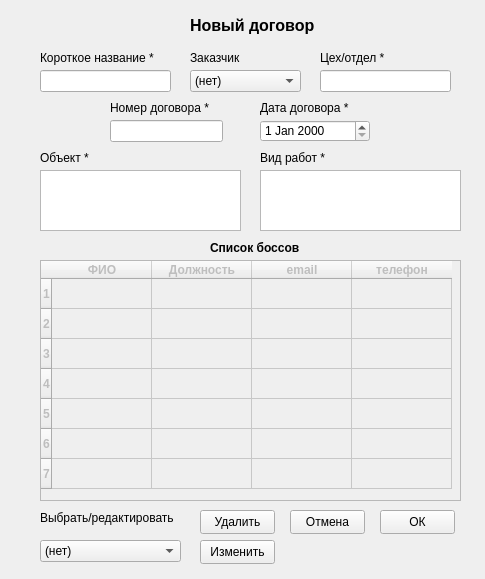
Qt form my_helper/my_helper/designer_ui/new_contract.ui (SmolPO/vertical) before a commit.
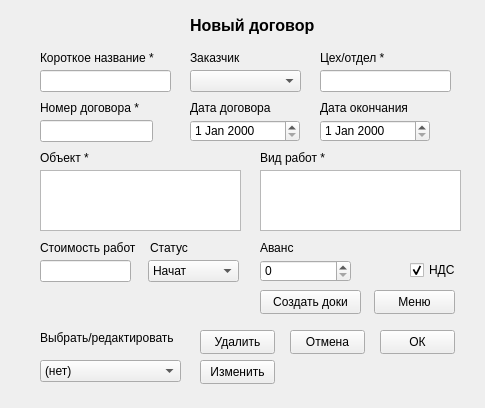
The same form after that commit.

Patch:
```diff
--- a/my_helper/my_helper/designer_ui/new_contract.ui
+++ b/my_helper/my_helper/designer_ui/new_contract.ui
@@ -2,12 +2,15 @@
 <ui version="4.0">
  <class>widget</class>
  <widget class="QWidget" name="widget">
+  <property name="enabled">
+   <bool>true</bool>
+  </property>
   <property name="geometry">
    <rect>
     <x>0</x>
     <y>0</y>
     <width>485</width>
-    <height>579</height>
+    <height>408</height>
    </rect>
   </property>
   <property name="windowTitle">
@@ -137,105 +140,11 @@
     <string>Цех/отдел *</string>
    </property>
   </widget>
-  <widget class="QLabel" name="label_7">
-   <property name="enabled">
-    <bool>true</bool>
-   </property>
-   <property name="geometry">
-    <rect>
-     <x>210</x>
-     <y>240</y>
-     <width>101</width>
-     <height>16</height>
-    </rect>
-   </property>
-   <property name="font">
-    <font>
-     <bold>true</bold>
-    </font>
-   </property>
-   <property name="text">
-    <string>Список боссов</string>
-   </property>
-  </widget>
-  <widget class="QTableWidget" name="bosses">
-   <property name="enabled">
-    <bool>false</bool>
-   </property>
-   <property name="geometry">
-    <rect>
-     <x>40</x>
-     <y>260</y>
-     <width>421</width>
-     <height>241</height>
-    </rect>
-   </property>
-   <property name="font">
-    <font>
-     <bold>true</bold>
-    </font>
-   </property>
-   <row>
-    <property name="text">
-     <string>1</string>
-    </property>
-   </row>
-   <row>
-    <property name="text">
-     <string>2</string>
-    </property>
-   </row>
-   <row>
-    <property name="text">
-     <string>3</string>
-    </property>
-   </row>
-   <row>
-    <property name="text">
-     <string>4</string>
-    </property>
-   </row>
-   <row>
-    <property name="text">
-     <string>5</string>
-    </property>
-   </row>
-   <row>
-    <property name="text">
-     <string>6</string>
-    </property>
-   </row>
-   <row>
-    <property name="text">
-     <string>7</string>
-    </property>
-   </row>
-   <column>
-    <property name="text">
-     <string>ФИО</string>
-    </property>
-   </column>
-   <column>
-    <property name="text">
-     <string>Должность</string>
-    </property>
-   </column>
-   <column>
-    <property name="text">
-     <string>email</string>
-    </property>
-   </column>
-   <column>
-    <property name="text">
-     <string>телефон</string>
-    </property>
-   </column>
-  </widget>
   <widget class="QPushButton" name="b_cancel">
    <property name="geometry">
     <rect>
      <x>290</x>
-     <y>510</y>
+     <y>330</y>
      <width>75</width>
      <height>24</height>
     </rect>
@@ -248,7 +157,7 @@
    <property name="geometry">
     <rect>
      <x>380</x>
-     <y>510</y>
+     <y>330</y>
      <width>75</width>
      <height>24</height>
     </rect>
@@ -260,7 +169,7 @@
   <widget class="QLineEdit" name="number">
    <property name="geometry">
     <rect>
-     <x>110</x>
+     <x>40</x>
      <y>120</y>
      <width>113</width>
      <height>22</height>
@@ -270,7 +179,7 @@
   <widget class="QLabel" name="label_8">
    <property name="geometry">
     <rect>
-     <x>110</x>
+     <x>40</x>
      <y>100</y>
      <width>101</width>
      <height>16</height>
@@ -283,7 +192,7 @@
   <widget class="QDateEdit" name="date">
    <property name="geometry">
     <rect>
-     <x>260</x>
+     <x>190</x>
      <y>120</y>
      <width>110</width>
      <height>22</height>
@@ -293,21 +202,21 @@
   <widget class="QLabel" name="label_9">
    <property name="geometry">
     <rect>
-     <x>260</x>
+     <x>190</x>
      <y>100</y>
      <width>101</width>
      <height>16</height>
     </rect>
    </property>
    <property name="text">
-    <string>Дата договора *</string>
+    <string>Дата договора </string>
    </property>
   </widget>
   <widget class="QComboBox" name="cb_select">
    <property name="geometry">
     <rect>
      <x>40</x>
-     <y>540</y>
+     <y>360</y>
      <width>141</width>
      <height>22</height>
     </rect>
@@ -322,7 +231,7 @@
    <property name="geometry">
     <rect>
      <x>40</x>
-     <y>510</y>
+     <y>330</y>
      <width>141</width>
      <height>16</height>
     </rect>
@@ -340,17 +249,12 @@
      <height>22</height>
     </rect>
    </property>
-   <item>
-    <property name="text">
-     <string>(нет)</string>
-    </property>
-   </item>
   </widget>
   <widget class="QPushButton" name="b_change">
    <property name="geometry">
     <rect>
      <x>200</x>
-     <y>540</y>
+     <y>360</y>
      <width>75</width>
      <height>24</height>
     </rect>
@@ -363,7 +267,7 @@
    <property name="geometry">
     <rect>
      <x>200</x>
-     <y>510</y>
+     <y>330</y>
      <width>75</width>
      <height>24</height>
     </rect>
@@ -372,6 +276,153 @@
     <string>Удалить</string>
    </property>
   </widget>
+  <widget class="QDateEdit" name="date_end">
+   <property name="geometry">
+    <rect>
+     <x>320</x>
+     <y>120</y>
+     <width>110</width>
+     <height>22</height>
+    </rect>
+   </property>
+  </widget>
+  <widget class="QLineEdit" name="price">
+   <property name="geometry">
+    <rect>
+     <x>40</x>
+     <y>260</y>
+     <width>91</width>
+     <height>22</height>
+    </rect>
+   </property>
+  </widget>
+  <widget class="QLabel" name="label_11">
+   <property name="geometry">
+    <rect>
+     <x>320</x>
+     <y>100</y>
+     <width>101</width>
+     <height>16</height>
+    </rect>
+   </property>
+   <property name="text">
+    <string>Дата окончания</string>
+   </property>
+  </widget>
+  <widget class="QLabel" name="label_12">
+   <property name="geometry">
+    <rect>
+     <x>40</x>
+     <y>240</y>
+     <width>101</width>
+     <height>16</height>
+    </rect>
+   </property>
+   <property name="text">
+    <string>Стоимость работ</string>
+   </property>
+  </widget>
+  <widget class="QCheckBox" name="nds">
+   <property name="geometry">
+    <rect>
+     <x>410</x>
+     <y>260</y>
+     <width>76</width>
+     <height>20</height>
+    </rect>
+   </property>
+   <property name="acceptDrops">
+    <bool>false</bool>
+   </property>
+   <property name="text">
+    <string>НДС</string>
+   </property>
+   <property name="checked">
+    <bool>true</bool>
+   </property>
+  </widget>
+  <widget class="QSpinBox" name="avans">
+   <property name="geometry">
+    <rect>
+     <x>260</x>
+     <y>260</y>
+     <width>91</width>
+     <height>22</height>
+    </rect>
+   </property>
+  </widget>
+  <widget class="QLabel" name="label_13">
+   <property name="geometry">
+    <rect>
+     <x>260</x>
+     <y>240</y>
+     <width>49</width>
+     <height>16</height>
+    </rect>
+   </property>
+   <property name="text">
+    <string>Аванс</string>
+   </property>
+  </widget>
+  <widget class="QComboBox" name="status">
+   <property name="geometry">
+    <rect>
+     <x>148</x>
+     <y>260</y>
+     <width>91</width>
+     <height>22</height>
+    </rect>
+   </property>
+   <item>
+    <property name="text">
+     <string>Начат</string>
+    </property>
+   </item>
+   <item>
+    <property name="text">
+     <string>Завершен</string>
+    </property>
+   </item>
+  </widget>
+  <widget class="QLabel" name="label_14">
+   <property name="geometry">
+    <rect>
+     <x>150</x>
+     <y>240</y>
+     <width>49</width>
+     <height>16</height>
+    </rect>
+   </property>
+   <property name="text">
+    <string>Статус</string>
+   </property>
+  </widget>
+  <widget class="QPushButton" name="b_docs">
+   <property name="geometry">
+    <rect>
+     <x>260</x>
+     <y>290</y>
+     <width>101</width>
+     <height>24</height>
+    </rect>
+   </property>
+   <property name="text">
+    <string>Создать доки</string>
+   </property>
+  </widget>
+  <widget class="QPushButton" name="b_menu">
+   <property name="geometry">
+    <rect>
+     <x>374</x>
+     <y>290</y>
+     <width>81</width>
+     <height>24</height>
+    </rect>
+   </property>
+   <property name="text">
+    <string>Меню</string>
+   </property>
+  </widget>
  </widget>
  <resources/>
  <connections/>
```
